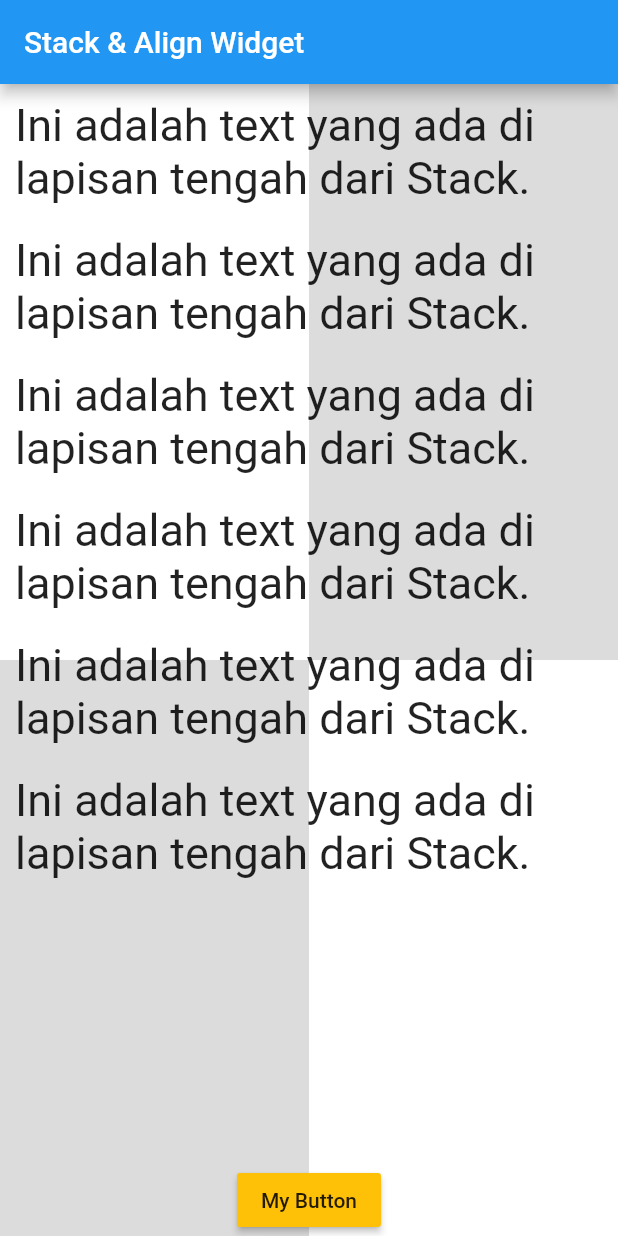
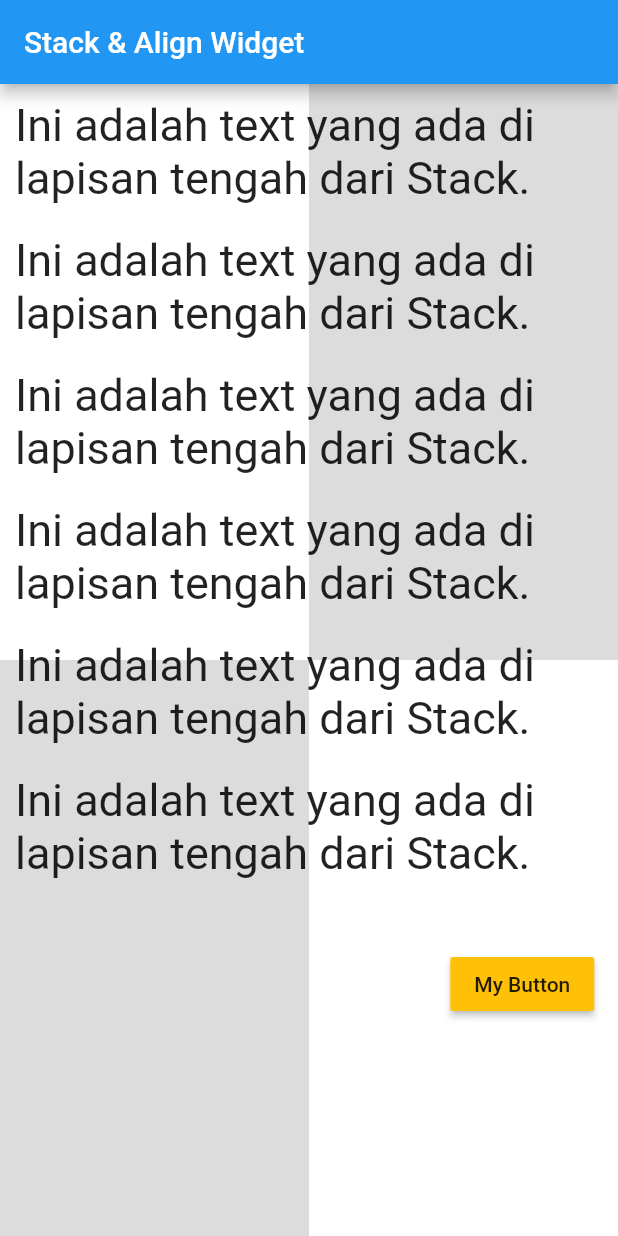
Before and after one commit to hanifiamdev/demo-flutter, a Flutter app: the screen it shows after launch, on a phone screen of 412 x 824 dp. Run offline on Flutter 3.47's test engine with Material 2 defaults, Android fonts, the phone set to English and light mode, and no system bars.

Commit message:
Stack & Align Widget - Alignment Modifikasi sumbu x dan y

```diff
--- a/stack_align/lib/main.dart
+++ b/stack_align/lib/main.dart
@@ -106,7 +106,8 @@ class MyApp extends StatelessWidget {
           ),
           // button di tengah bawah
           Align(
-            alignment: Alignment.bottomCenter,
+            alignment: Alignment(0.9,
+                0.6), // x : kiri(-1) sampai kanan(1) , y :  atas(-1) sampai bawah(1)
             child: RaisedButton(
               child: Text("My Button"),
               onPressed: () {},
```
